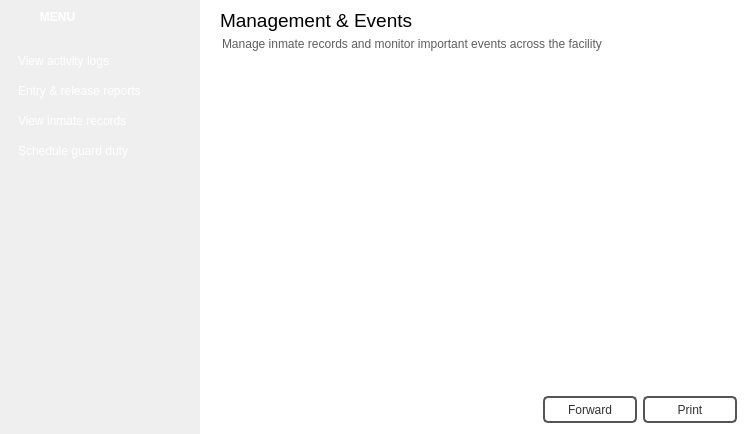
Before: the Qt Designer form managementwindow.ui in NCNM/PMS_01, drawn with Qt 5.
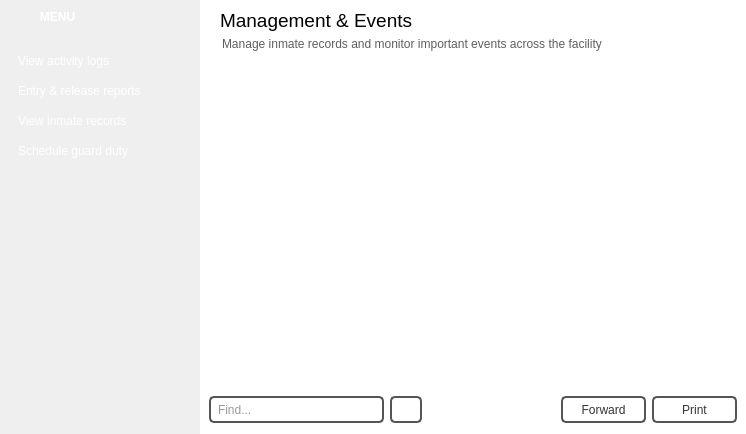
After: the same form once the commit is applied. The open tabs and pages were chosen to show the change. Icons and pictures are not drawn.

What changed in the file:
```diff
--- a/managementwindow.ui
+++ b/managementwindow.ui
@@ -1043,7 +1043,6 @@
 background: qradialgradient(cx: 0.3, cy: -0.4,
 fx: 0.3, fy: -0.4,
 radius: 1.35, stop: 0 #fff, stop: 1 #888);
-min-width: 80px;
 }
 
 QPushButton:hover {
@@ -1101,6 +1100,27 @@
 fx: 0.4, fy: -0.1,
 radius: 1.35, stop: 0 #fff, stop: 1 #ddd);
 }
+
+QLineEdit {
+color: #333;
+border: 2px solid #555;
+border-radius: 5px;
+padding: 5px;
+background: qradialgradient(cx: 0.3, cy: -0.4,
+fx: 0.3, fy: -0.4,
+radius: 1.35, stop: 0 #eee, stop: 1 #ddd);
+min-width: 80px;
+}
+
+QLineEdit:hover {
+background-color: rgb(255, 255, 255);
+}
+
+QLineEdit:pressed {
+background: qradialgradient(cx: 0.4, cy: -0.1,
+fx: 0.4, fy: -0.1,
+radius: 1.35, stop: 0 #fff, stop: 1 #ddd);
+}
 </string>
                   </property>
                   <property name="frameShape">
@@ -1110,30 +1130,80 @@
                    <enum>QFrame::Raised</enum>
                   </property>
                   <layout class="QHBoxLayout" name="horizontalLayout_3">
-                   <property name="spacing">
-                    <number>6</number>
-                   </property>
-                   <property name="leftMargin">
-                    <number>9</number>
-                   </property>
                    <property name="topMargin">
                     <number>0</number>
                    </property>
-                   <property name="rightMargin">
-                    <number>9</number>
-                   </property>
                    <property name="bottomMargin">
                     <number>0</number>
                    </property>
+                   <item>
+                    <widget class="QLineEdit" name="lineEdit_2">
+                     <property name="sizePolicy">
+                      <sizepolicy hsizetype="Expanding" vsizetype="Maximum">
+                       <horstretch>0</horstretch>
+                       <verstretch>0</verstretch>
+                      </sizepolicy>
+                     </property>
+                     <property name="minimumSize">
+                      <size>
+                       <width>94</width>
+                       <height>27</height>
+                      </size>
+                     </property>
+                     <property name="maximumSize">
+                      <size>
+                       <width>175</width>
+                       <height>27</height>
+                      </size>
+                     </property>
+                     <property name="placeholderText">
+                      <string>Find...</string>
+                     </property>
+                    </widget>
+                   </item>
+                   <item>
+                    <widget class="QPushButton" name="pushSearch">
+                     <property name="sizePolicy">
+                      <sizepolicy hsizetype="Fixed" vsizetype="Fixed">
+                       <horstretch>0</horstretch>
+                       <verstretch>0</verstretch>
+                      </sizepolicy>
+                     </property>
+                     <property name="minimumSize">
+                      <size>
+                       <width>0</width>
+                       <height>27</height>
+                      </size>
+                     </property>
+                     <property name="maximumSize">
+                      <size>
+                       <width>32</width>
+                       <height>27</height>
+                      </size>
+                     </property>
+                     <property name="text">
+                      <string/>
+                     </property>
+                     <property name="icon">
+                      <iconset resource="pms_resources.qrc">
+                       <normaloff>:/images/find_icon.png</normaloff>:/images/find_icon.png</iconset>
+                     </property>
+                     <property name="iconSize">
+                      <size>
+                       <width>24</width>
+                       <height>24</height>
+                      </size>
+                     </property>
+                     <property name="flat">
+                      <bool>false</bool>
+                     </property>
+                    </widget>
+                   </item>
                    <item>
                     <widget class="QFrame" name="frame_9">
                      <property name="styleSheet">
                       <string notr="true">border: none;
-background: qlineargradient(x1: 0, y1: 0, x2: 0, y2: 1,
-stop: 0.08 #7f7f7f,
-stop: 0.39999 #717171, stop: 0.4 #626262,
-stop: 0.9 #4c4c4c, stop: 1 #333333);
-</string>
+background-color: 0;</string>
                      </property>
                      <property name="frameShape">
                       <enum>QFrame::NoFrame</enum>
@@ -1147,7 +1217,7 @@
                     <widget class="QPushButton" name="pushButton_3">
                      <property name="minimumSize">
                       <size>
-                       <width>94</width>
+                       <width>0</width>
                        <height>0</height>
                       </size>
                      </property>
@@ -1176,7 +1246,7 @@
                     <widget class="QPushButton" name="pushButton_4">
                      <property name="minimumSize">
                       <size>
-                       <width>94</width>
+                       <width>0</width>
                        <height>0</height>
                       </size>
                      </property>
```
Left out of the diff: 48 changed lines with no effect on the pictures.
